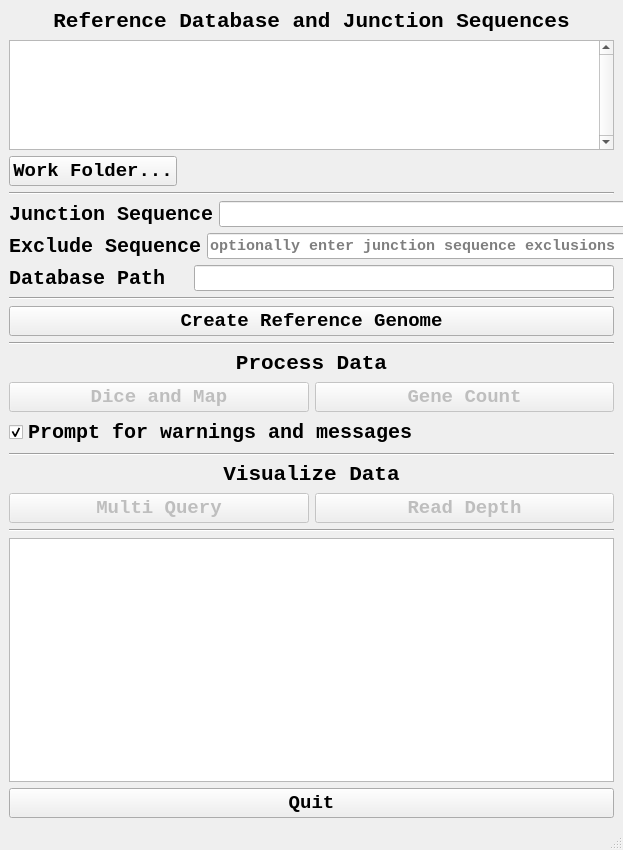
The window that deepn/mainwindow.ui (emptyewer/deepn-) describes before a commit, drawn with Qt 5.
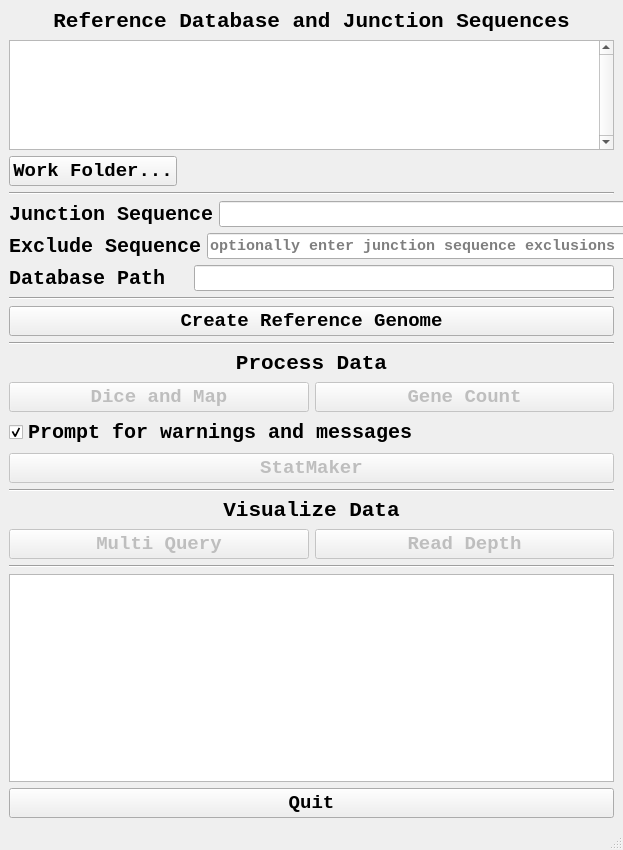
The same window after the commit. Icons and pictures are not drawn. Custom widgets are drawn as their Qt base class.

Commit message: CMake build system, StatMaker++ (DESeq2 + Y2H-SCORES), and pipeline fixes

What changed in the file:
```diff
--- a/deepn/mainwindow.ui
+++ b/deepn/mainwindow.ui
@@ -399,6 +399,27 @@
         </property>
        </widget>
       </item>
+      <item>
+       <layout class="QHBoxLayout" name="analyze_layout">
+        <item>
+         <widget class="QPushButton" name="deseq2_btn">
+          <property name="enabled">
+           <bool>false</bool>
+          </property>
+          <property name="font">
+           <font>
+            <family>Courier New</family>
+            <pointsize>14</pointsize>
+            <bold>true</bold>
+           </font>
+          </property>
+          <property name="text">
+           <string>StatMaker</string>
+          </property>
+         </widget>
+        </item>
+       </layout>
+      </item>
       <item>
        <widget class="Line" name="line">
         <property name="orientation">
```
The commit also changes 42 other files.
